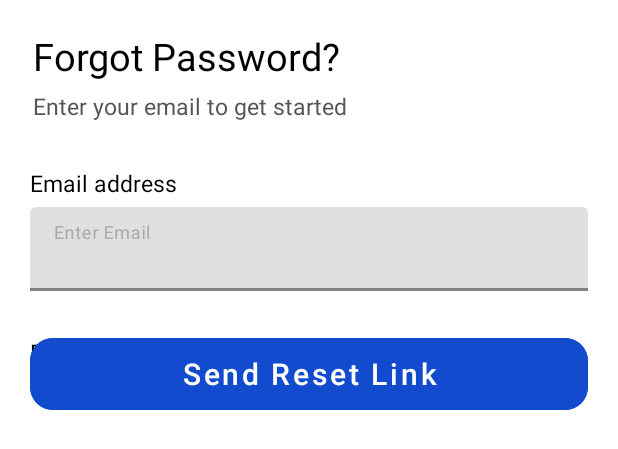
After one commit to PeterSzep/CoreTrack, an Android app: the layout activity_forgot_password.xml on its own in the app's theme, with its tools: preview values and no code run, on a phone screen of 412 x 824 dp. The commit adds this screen. Shown: the top 449 px of the screen. Run offline under Robolectric (Android 15) with nearby library versions, the phone set to English and light mode, and no system bars.

Commit message:
added basic logic for google sign in and password reset

```diff
--- a/app/src/main/AndroidManifest.xml
+++ b/app/src/main/AndroidManifest.xml
@@ -1,6 +1,9 @@
 <?xml version="1.0" encoding="utf-8"?>
 <manifest xmlns:android="http://schemas.android.com/apk/res/android"
     xmlns:tools="http://schemas.android.com/tools">
+
+    <uses-permission android:name="android.permission.INTERNET" />
+    <uses-permission android:name="android.permission.ACCESS_NETWORK_STATE" />
 
     <application
         android:allowBackup="true"
@@ -11,6 +14,9 @@
         android:roundIcon="@mipmap/ic_launcher_round"
         android:supportsRtl="true"
         android:theme="@style/Theme.CoreTrack">
+        <activity
+            android:name=".ForgotPasswordActivity"
+            android:exported="false" />
         <activity
             android:name=".LoginActivity"
             android:exported="false" />
--- /dev/null
+++ b/app/src/main/res/layout/activity_forgot_password.xml
@@ -0,0 +1,110 @@
+<?xml version="1.0" encoding="utf-8"?>
+<androidx.constraintlayout.widget.ConstraintLayout xmlns:android="http://schemas.android.com/apk/res/android"
+    xmlns:app="http://schemas.android.com/apk/res-auto"
+    android:background="@color/white"
+    xmlns:tools="http://schemas.android.com/tools"
+    android:id="@+id/main"
+    android:layout_width="match_parent"
+    android:layout_height="match_parent"
+    tools:context=".LoginActivity">
+
+    <TextView
+        android:id="@+id/forgotYourPasswordTextView"
+        android:layout_width="wrap_content"
+        android:layout_height="wrap_content"
+        app:layout_constraintTop_toTopOf="parent"
+        app:layout_constraintStart_toStartOf="parent"
+        android:text="@string/forgotYourPassword"
+        android:textSize="25sp"
+        android:layout_marginTop="20dp"
+        android:textAlignment="center"
+        android:layout_marginStart="22dp"
+        android:textColor="@color/black"
+        />
+
+    <TextView
+        android:id="@+id/getStartedTextView"
+        android:layout_width="wrap_content"
+        android:layout_height="wrap_content"
+        app:layout_constraintTop_toBottomOf="@id/forgotYourPasswordTextView"
+        app:layout_constraintStart_toStartOf="parent"
+        android:text="@string/enterEmail"
+        android:textSize="15sp"
+        android:textAlignment="center"
+        android:textColor="@color/gray_medium"
+        android:layout_marginStart="22dp"
+        android:layout_marginTop="5dp"
+        />
+
+    <TextView
+        android:id="@+id/emailTextView"
+        android:layout_width="wrap_content"
+        android:layout_height="wrap_content"
+        app:layout_constraintStart_toStartOf="parent"
+        app:layout_constraintTop_toBottomOf="@id/getStartedTextView"
+        android:text="@string/email"
+        android:textSize="15sp"
+        android:textAlignment="center"
+        android:textColor="@color/black"
+        android:layout_marginStart="20dp"
+        android:layout_marginTop="30dp"
+        />
+
+
+    <com.google.android.material.textfield.TextInputLayout
+        android:id="@+id/emailInputLayout"
+        android:layout_width="match_parent"
+        android:layout_height="wrap_content"
+        android:hint="@string/enter_email"
+        app:boxBackgroundMode="filled"
+        app:boxStrokeColor="@android:color/transparent"
+        app:boxStrokeWidth="0dp"
+        app:layout_constraintTop_toBottomOf="@id/emailTextView"
+        android:layout_marginTop="5dp"
+        app:errorTextColor="@color/red"
+        app:hintTextColor="@color/gray_for_inputs"
+        >
+
+        <com.google.android.material.textfield.TextInputEditText
+            android:id="@+id/emailEditText"
+            android:layout_width="match_parent"
+            android:layout_height="wrap_content"
+            android:layout_marginStart="20dp"
+            android:layout_marginEnd="20dp"
+            android:textColor="@color/black"
+            android:textColorHint="@color/black"/>
+    </com.google.android.material.textfield.TextInputLayout>
+
+    <TextView
+        android:id="@+id/passwordTextView"
+        android:layout_width="wrap_content"
+        android:layout_height="wrap_content"
+        app:layout_constraintStart_toStartOf="parent"
+        app:layout_constraintTop_toBottomOf="@id/emailInputLayout"
+        android:text="@string/password"
+        android:textSize="15sp"
+        android:textAlignment="center"
+        android:textColor="@color/black"
+        android:layout_marginStart="20dp"
+        android:layout_marginTop="30dp"
+        />
+
+    <com.google.android.material.button.MaterialButton
+        android:id="@+id/sendLinkButton"
+        android:layout_width="match_parent"
+        android:layout_height="60dp"
+        android:layout_marginStart="20dp"
+        android:layout_marginEnd="20dp"
+        android:backgroundTint="@color/blue_for_buttons"
+        android:textColor="@color/white"
+        android:text="@string/sendEmail"
+        android:textSize="20sp"
+        android:textAllCaps="false"
+        app:cornerRadius="15dp"
+        app:layout_constraintTop_toBottomOf="@id/emailInputLayout"
+        android:layout_marginTop="25dp"
+        app:layout_constraintStart_toStartOf="parent"
+        />
+
+
+</androidx.constraintlayout.widget.ConstraintLayout>
--- a/app/src/main/res/values/strings.xml
+++ b/app/src/main/res/values/strings.xml
@@ -16,6 +16,9 @@
     <string name="enter_password">Enter Password</string>
     <string name="login_to_get_started">Login to get started</string>
     <string name="create_account">Create Account</string>
+    <string name="errorSigningIn">Error signing in. Please try again later</string>
+    <string name="sendEmail">"Send Reset Link"</string>
+    <string name="enterEmail">Enter your email to get started</string>
     <string name="enterYourPassword">Enter your password</string>
     <string name="reEnterYourPassword">Enter your password again</string>
     <string name="rememberMe">Remember me</string>
@@ -36,5 +39,4 @@
     <string name="invalidName">Invalid name!</string>
     <string name="invalidSurname">Invalid surname!</string>
     <string name="hello">Hello %1$s</string>
-
 </resources>
--- a/gradle/libs.versions.toml
+++ b/gradle/libs.versions.toml
@@ -9,6 +9,9 @@ activity = "1.11.0"
 constraintlayout = "2.1.4"
 firebaseDatabase = "22.0.1"
 firebaseAuth = "24.0.1"
+annotation = "1.6.0"
+lifecycleLivedataKtx = "2.9.4"
+lifecycleViewmodelKtx = "2.9.4"
 
 [libraries]
 junit = { group = "junit", name = "junit", version.ref = "junit" }
@@ -20,6 +23,9 @@ activity = { group = "androidx.activity", name = "activity", version.ref = "acti
 constraintlayout = { group = "androidx.constraintlayout", name = "constraintlayout", version.ref = "constraintlayout" }
 firebase-database = { group = "com.google.firebase", name = "firebase-database", version.ref = "firebaseDatabase" }
 firebase-auth = { group = "com.google.firebase", name = "firebase-auth", version.ref = "firebaseAuth" }
+annotation = { group = "androidx.annotation", name = "annotation", version.ref = "annotation" }
+lifecycle-livedata-ktx = { group = "androidx.lifecycle", name = "lifecycle-livedata-ktx", version.ref = "lifecycleLivedataKtx" }
+lifecycle-viewmodel-ktx = { group = "androidx.lifecycle", name = "lifecycle-viewmodel-ktx", version.ref = "lifecycleViewmodelKtx" }
 
 [plugins]
 android-application = { id = "com.android.application", version.ref = "agp" }
```
Also changed, not shown: app/build.gradle.kts (+7 -0 lines), app/src/main/java/com/example/coretrack/ForgotPasswordActivity.java (added, +58 -0 lines), app/src/main/java/com/example/coretrack/LoginActivity.java (+9 -11 lines), app/src/main/java/com/example/coretrack/RegisterActivity.java (+85 -8 lines), 1 other file.
